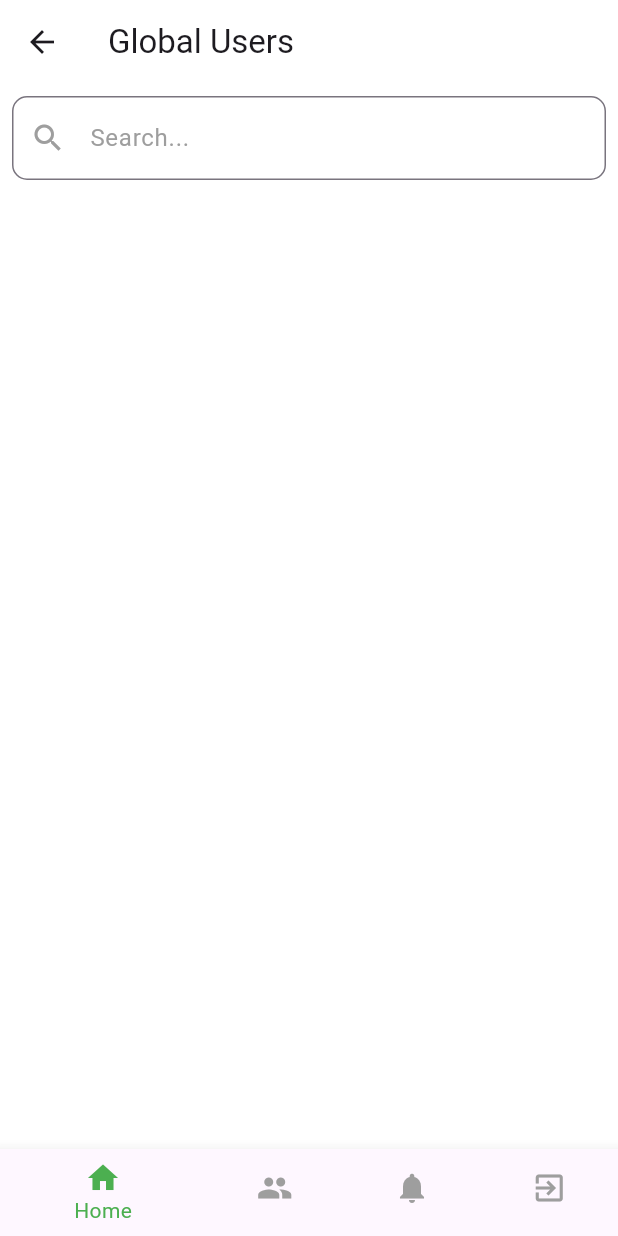
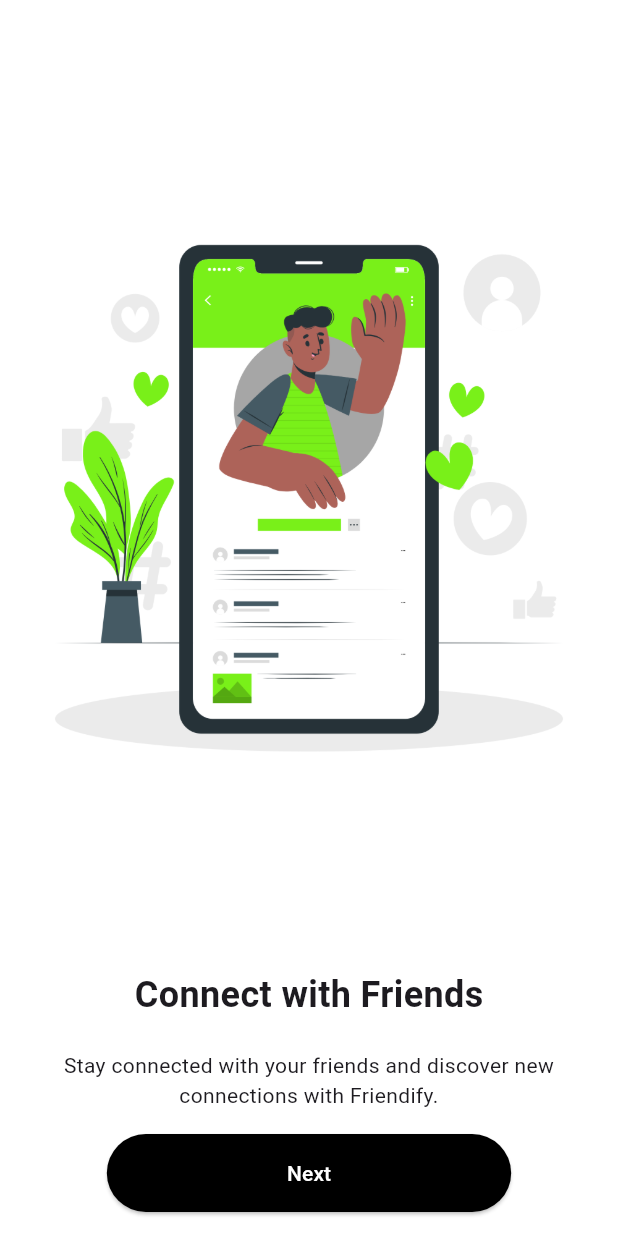
Before and after one commit to TatendaKim/Friendify, a Flutter app: the screen it shows after launch, on a phone screen of 412 x 824 dp. Run offline on Flutter 3.47's test engine with Material 3 defaults, Android fonts, the phone set to English and light mode, and no system bars; our stand-ins replace cloud_firestore, firebase_auth, firebase_core, firebase_storage, google_sign_in, image_picker; accounts and stored records are empty.

Commit message:
Final Project edits done

```diff
--- a/friendify/lib/controllers/friendRequestCrud.dart
+++ b/friendify/lib/controllers/friendRequestCrud.dart
@@ -14,7 +14,7 @@
   }) async {
 
     try {
-      // Create a FriendRequest object
+      // FriendRequest object
       FriendRequest friendRequest = FriendRequest(
         senderEmail: senderEmail,
         recipientEmail: recipientEmail,
@@ -24,10 +24,8 @@
       );
       print(senderProfilePic);
 
-      // Convert the FriendRequest object to a Map
       Map<String, dynamic> requestData = friendRequest.toMap();
 
-      // Add the friend request data to Firestore and let Firebase generate the ID
       await friendRequestsCollection.add(requestData);
     } catch (e) {
       print('Error creating friend request: $e');
--- a/friendify/lib/controllers/friendsCrud.dart
+++ b/friendify/lib/controllers/friendsCrud.dart
@@ -8,7 +8,7 @@
   Future<List<Friend>> getAllFriends(String userEmail) async {
     QuerySnapshot<Map<String, dynamic>> friendsSnapshot =
         await friendsCollection.where('friendOf', isEqualTo: userEmail).get()
-            as QuerySnapshot<Map<String, dynamic>>; // Explicit type cast
+            as QuerySnapshot<Map<String, dynamic>>;
 
     return friendsSnapshot.docs
         .map((DocumentSnapshot<Map<String, dynamic>> doc) {
--- a/friendify/lib/controllers/userProfileCrud.dart
+++ b/friendify/lib/controllers/userProfileCrud.dart
@@ -13,18 +13,14 @@
     }
   }
 
-
-
   Future<UserProfile?> getUserByEmail(String email) async {
     try {
       DocumentSnapshot<Object?> userDoc =
           await usersCollection.doc(email).get();
 
       if (userDoc.exists) {
-        // If the user with the specified email exists, use the fromFirestore factory method
         return UserProfile.fromFirestore(userDoc);
       } else {
-        // If no user with the specified email is found, return null
         return null;
       }
     } catch (e) {
--- a/friendify/lib/main.dart
+++ b/friendify/lib/main.dart
@@ -1,12 +1,6 @@
-import 'package:firebase_auth/firebase_auth.dart';
-import 'package:firebase_dynamic_links/firebase_dynamic_links.dart';
 import 'package:flutter/material.dart';
 import 'package:firebase_core/firebase_core.dart';
-import 'package:friendify/views/friendsScreen.dart';
-import 'package:friendify/views/globalUsers.dart';
-import 'package:friendify/views/loginSIgnup.dart';
-import 'package:friendify/views/userProfile.dart';
-import 'package:provider/provider.dart';
+import 'package:friendify/views/onboarding.dart';
 
 import 'firebase_options.dart';
 Future<void> main() async{
@@ -26,13 +20,10 @@
 
   @override
   Widget build(BuildContext context) {
-    // AuthProvider authProvider = Provider.of<AuthProvider>(context);
     return MaterialApp(
       title: 'Friendily App',
       debugShowCheckedModeBanner: false,
-
-      // home: authProvider.isAuthenticated ? GlobalUsersPage() : LoginSignupScreen(),
-      home: GlobalUsersPage()
+      home: OnboardingScreen()
 
     );
   }
--- a/friendify/lib/models/userProfile.dart
+++ b/friendify/lib/models/userProfile.dart
@@ -11,7 +11,7 @@
     required this.profilePicture,
   });
 
-  // Convert GlobalUser to Map
+  // Converting GlobalUser to Map
   Map<String, dynamic> toMap() {
     return {
       'name': name,
@@ -20,7 +20,7 @@
     };
   }
 
-  // Create GlobalUser from Firebase data
+  // I am creating a GlobalUser from Firebase data
   factory UserProfile.fromFirestore(DocumentSnapshot doc) {
     Map<String, dynamic> data = doc.data() as Map<String, dynamic>;
 
--- a/friendify/lib/views/globalUsers.dart
+++ b/friendify/lib/views/globalUsers.dart
@@ -15,33 +15,23 @@
   State<GlobalUsersPage> createState() => _GlobalUsersPageState();
 }
 
-// class _GlobalUsersPageState extends State<GlobalUsersPage> {
-  // final List<User> users = [
-  //   User(name: 'Tatenda Kim', imageUrl: 'assets/user1.jpg'),
-  //   User(name: 'Lloyd Ndhlovu', imageUrl: 'assets/user2.jpeg'),
-  //   User(name: 'Sean Davis', imageUrl: 'assets/user3.webp'),
-  //   // Add more users as needed
-  // ];
 
 class _GlobalUsersPageState extends State<GlobalUsersPage> {
   late List<GlobalUser> users = [];
 
-  // Original unfiltered list to reset the list when search is cleared
+  // My original unfiltered list - reset the list when search is cleared
   late List<GlobalUser> originalUsers = [];
 
   @override
   void initState() {
     super.initState();
-    // Call a function to fetch users when the widget is initialized
     getAllUsers();
   }
 
   Future<void> getAllUsers() async {
-    // Use FirebaseFirestore to get all users from the 'users' collection
     QuerySnapshot<Map<String, dynamic>> usersSnapshot =
         await FirebaseFirestore.instance.collection('users').get();
 
-    // Convert the snapshot into a List of User objects
     List<GlobalUser> userList = usersSnapshot.docs
         .map((DocumentSnapshot<Map<String, dynamic>> doc) {
           Map<String, dynamic> data = doc.data()!;
@@ -49,14 +39,13 @@
         })
         .toList();
 
-    // Update both the original and filtered lists with the fetched users
     setState(() {
       users = userList;
       originalUsers = userList;
     });
   }
 
-  // Function to handle search
+  // Function for 'search'
   void onSearchTextChanged(String text) {
     setState(() {
       users = originalUsers.where((user) {
@@ -74,12 +63,11 @@
       leading: IconButton(
         icon: const Icon(Icons.arrow_back),
         onPressed: () {
-          // Handle back button press
         },
       ),
     ),
     body: Container(
-      color: Colors.white,  // Set the background color to white
+      color: Colors.white,
       child: Column(
         children: [
           Padding(
@@ -93,7 +81,7 @@
                 prefixIcon: const Icon(Icons.search, color: Colors.grey),
                 border: OutlineInputBorder(
                   borderRadius:
-                      BorderRadius.circular(10.0), // Set rounded corners
+                      BorderRadius.circular(10.0),
                   borderSide: const BorderSide(color: Colors.grey),
                 ),
                 focusedBorder: OutlineInputBorder(
@@ -122,15 +110,12 @@
     bottomNavigationBar: CustomBottomNavBar(currentIndex: 0),
   );
 }
-
 }
-
 
 class GlobalUser {
   final String name;
   final String imageUrl;
   final String email;
-
 
   GlobalUser({required this.name, required this.imageUrl, required this.email});
 }
@@ -145,14 +130,13 @@
   Widget build(BuildContext context) {
     return GestureDetector(
       onTap: () async {
-        // Call the getUserByEmail method to retrieve the user profile
         UserProfileCrud userProfileCrud = UserProfileCrud();
         UserProfile? userProfile = await userProfileCrud.getUserByEmail(user.email);
         print(user.email);
         print(userProfile?.name);
         print(userProfile?.email);
         if (userProfile != null) {
-          // Navigate to the detail page when the card is tapped, passing the userProfile
+          // ignore: use_build_context_synchronously
           Navigator.push(
             context,
             MaterialPageRoute(
@@ -160,7 +144,6 @@
             ),
           );
         } else {
-          // Handle the case where no user with the specified email is found
           print('User not found for email: ${user.email}');
         }
       },
--- a/friendify/lib/views/navigationBar.dart
+++ b/friendify/lib/views/navigationBar.dart
@@ -15,27 +15,29 @@
     return BottomNavigationBar(
       currentIndex: currentIndex,
       onTap: (index) => handleNavigation(context, index),
-      selectedItemColor: Colors.green, // Set your desired color for selected item
-      unselectedItemColor: Colors.grey, // Set your desired color for unselected items
-      items: [
+      selectedItemColor: Colors.green,
+      unselectedItemColor: Colors.grey,
+      items: const [
         BottomNavigationBarItem(
           icon: Icon(Icons.home),
           label: 'Home',
   ),
 
-
         BottomNavigationBarItem(
           icon: Icon(Icons.people),
           label: 'Friends',
         ),
+
         BottomNavigationBarItem(
           icon: Icon(Icons.notifications),
           label: 'Notifications',
         ),
+
         BottomNavigationBarItem(
           icon: Icon(Icons.exit_to_app),
           label: 'Logout',
         ),
+
       ],
     );
   }
@@ -43,19 +45,19 @@
   void handleNavigation(BuildContext context, int index) {
     switch (index) {
       case 0:
-        // Navigate to Home Screen
+        // Home Screen
         Navigator.pushReplacement(context, MaterialPageRoute(builder: (context) => GlobalUsersPage()));
         break;
       case 1:
-        // Navigate to Friends Screen
+        // Friends Screen
         Navigator.pushReplacement(context, MaterialPageRoute(builder: (context) => FriendsScreen()));
         break;
       case 2:
-        // Navigate to Notifications Screen
+        // Notifications Screen
         Navigator.pushReplacement(context, MaterialPageRoute(builder: (context) => FriendRequestsPage()));
         break;
       case 3:
-        // Logout (Implement your logout logic here)
+        // Logout
         FirebaseAuth.instance.signOut();
         Navigator.pushReplacement(context, MaterialPageRoute(builder: (context) => LoginSignupScreen()));
 
--- /dev/null
+++ b/friendify/lib/views/onboarding.dart
@@ -0,0 +1,154 @@
+import 'package:flutter/material.dart';
+import 'package:friendify/views/loginSIgnup.dart';
+
+
+class OnboardingScreen extends StatefulWidget {
+  OnboardingScreen({super.key});
+
+  @override
+  _OnboardingScreenState createState() => _OnboardingScreenState();
+}
+
+class _OnboardingScreenState extends State<OnboardingScreen> {
+  late PageController _pageController;
+  int _currentPage = 0;
+  final List<Widget> _onboardingPages = [
+    const OnboardingPage(
+      title: 'Connect with Friends',
+      description:
+          'Stay connected with your friends and discover new connections with Friendify.',
+      image: 'assets/connect_with_friends.png',
+    ),
+    const OnboardingPage(
+      title: 'Discover Global Users',
+      description:
+          'Explore a global user list, find interesting people, and expand your social circle.',
+      image: 'assets/discover_global_users.png',
+    ),
+    const OnboardingPage(
+      title: 'Build Friendships',
+      description:
+          'Create lasting friendships by sending and accepting friend invitations on Friendify.',
+      image: 'assets/build_friendships.png',
+    ),
+  ];
+
+  @override
+  void initState() {
+    super.initState();
+    _pageController = PageController();
+    _pageController.addListener(() {
+      setState(() {
+        _currentPage = _pageController.page!.round();
+      });
+    });
+  }
+
+  @override
+  void dispose() {
+    _pageController.dispose();
+    super.dispose();
+  }
+
+  @override
+  Widget build(BuildContext context) {
+    return Scaffold(
+      backgroundColor: Colors.white,
+      body: Column(
+        children: [
+          Expanded(
+            child: PageView.builder(
+              controller: _pageController,
+              itemCount: _onboardingPages.length,
+              itemBuilder: (context, index) {
+                return _onboardingPages[index];
+              },
+            ),
+          ),
+          Align(
+            alignment: Alignment.bottomCenter,
+            child: Container(
+              padding: const EdgeInsets.all(16.0),
+              child: ElevatedButton(
+                onPressed: _currentPage < _onboardingPages.length - 1
+                    ? () {
+                        _pageController.nextPage(
+                          duration: const Duration(milliseconds: 500),
+                          curve: Curves.ease,
+                        );
+                      }
+                    : () {
+
+                        Navigator.push(
+                          context,
+                          MaterialPageRoute(
+                            builder: (context) => LoginSignupScreen(),
+                          ),
+                        );
+                      },
+                style: ElevatedButton.styleFrom(
+                  // ignore: deprecated_member_use
+                  primary: Colors.black,
+                  // ignore: deprecated_member_use
+                  onPrimary: Colors.white,
+                  padding: const EdgeInsets.symmetric(
+                      horizontal: 120, vertical: 16),
+                ),
+                child: Text(
+                  _currentPage < _onboardingPages.length - 1
+                      ? 'Next'
+                      : 'Get Started',
+                ),
+              ),
+            ),
+          ),
+        ],
+      ),
+    );
+  }
+}
+
+class OnboardingPage extends StatelessWidget {
+  final String title;
+  final String description;
+  final String image;
+
+  const OnboardingPage({
+    required this.title,
+    required this.description,
+    required this.image,
+  });
+
+  @override
+  Widget build(BuildContext context) {
+    return Column(
+      children: [
+        Expanded(
+          child: Container(
+            child: Image.asset(
+              image,
+              height: 500,
+              width: 500,
+            ),
+          ),
+        ),
+        Text(
+          title,
+          style: const TextStyle(
+            fontSize: 24,
+            fontWeight: FontWeight.bold,
+          ),
+        ),
+        const SizedBox(height: 20),
+        Padding(
+          padding: const EdgeInsets.symmetric(horizontal: 20),
+          child: Text(
+            description,
+            textAlign: TextAlign.center,
+            style: const TextStyle(fontSize: 14),
+          ),
+        ),
+      ],
+    );
+  }
+}
--- a/friendify/pubspec.yaml
+++ b/friendify/pubspec.yaml
@@ -74,6 +74,9 @@
     - assets/user1.jpg
     - assets/user2.jpeg
     - assets/user3.webp
+    - assets/connect_with_friends.png
+    - assets/discover_global_users.png
+    - assets/build_friendships.png
 
 
   # An image asset can refer to one or more resolution-specific "variants", see
```
Also changed, not shown: friendify/lib/controllers/googleAuth.dart (+10 -103 lines), friendify/lib/models/friendRequest.dart (+5 -5 lines), friendify/lib/models/friendsModel.dart (+2 -13 lines), friendify/lib/views/freindRequestScreen.dart (+19 -26 lines), friendify/lib/views/friendsScreen.dart (+24 -15 lines), friendify/lib/views/loginSIgnup.dart (+31 -84 lines), friendify/lib/views/userProfile.dart (+15 -12 lines), friendify/assets/build_friendships.png (added), friendify/assets/connect_with_friends.png (added), friendify/assets/discover_global_users.png (added).
